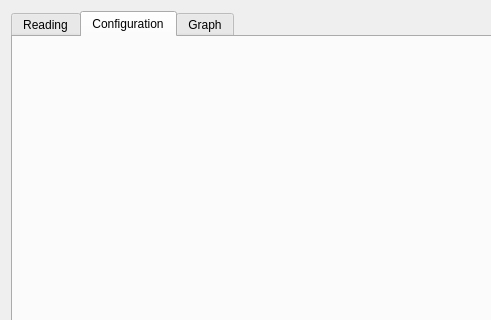
This is mainwindow.ui in rezy91/TestBoard785 as Qt 5 draws it before an edit; both pictures show x 0 to 491 and y 0 to 320 of the 1132 by 742 pixel window. The edited form follows.
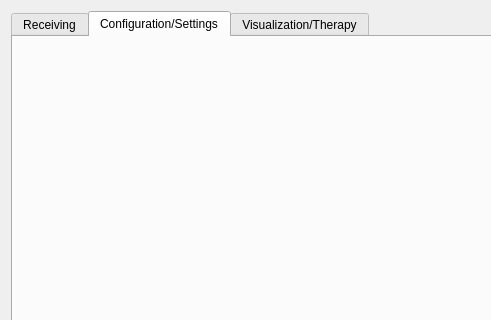
This is the edited form. The open tabs and pages were chosen to show the change.

Commit message: implemented therapy settings

Patch:
```diff
--- a/mainwindow.ui
+++ b/mainwindow.ui
@@ -92,7 +92,7 @@
       </property>
       <widget class="QWidget" name="Reading">
        <attribute name="title">
-        <string>Reading</string>
+        <string>Receiving</string>
        </attribute>
        <widget class="QWidget" name="verticalLayoutWidget_2">
         <property name="geometry">
@@ -112,7 +112,7 @@
       </widget>
       <widget class="QWidget" name="Configuration">
        <attribute name="title">
-        <string>Configuration</string>
+        <string>Configuration/Settings</string>
        </attribute>
        <widget class="QWidget" name="verticalLayoutWidget_3">
         <property name="geometry">
@@ -132,7 +132,7 @@
       </widget>
       <widget class="QWidget" name="Graph">
        <attribute name="title">
-        <string>Graph</string>
+        <string>Visualization/Therapy</string>
        </attribute>
        <widget class="QWidget" name="verticalLayoutWidget">
         <property name="geometry">
```
Left out of the diff: 2 changed lines with no effect on the pictures. The commit also changes 5 other files.
